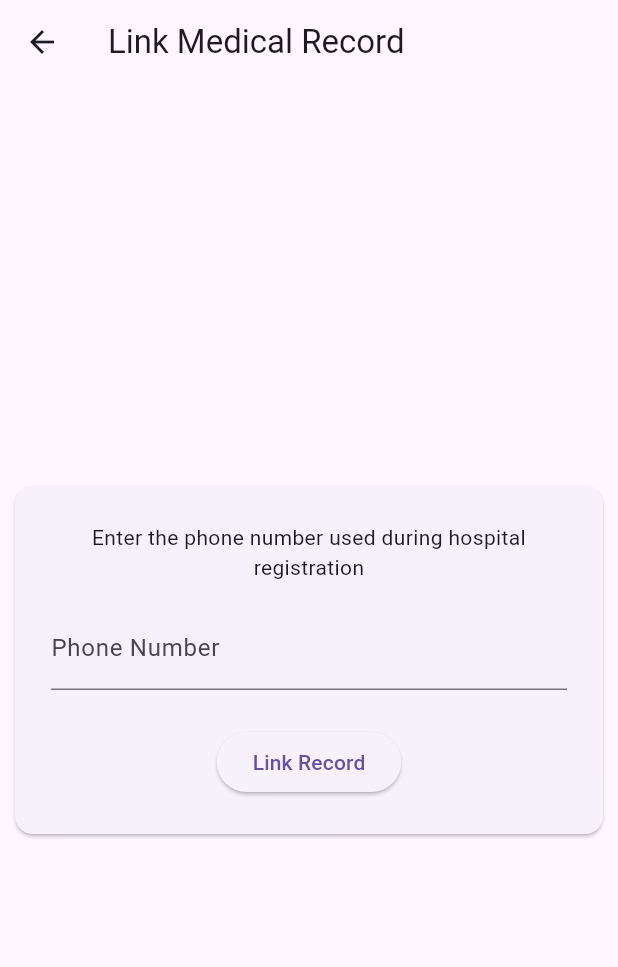
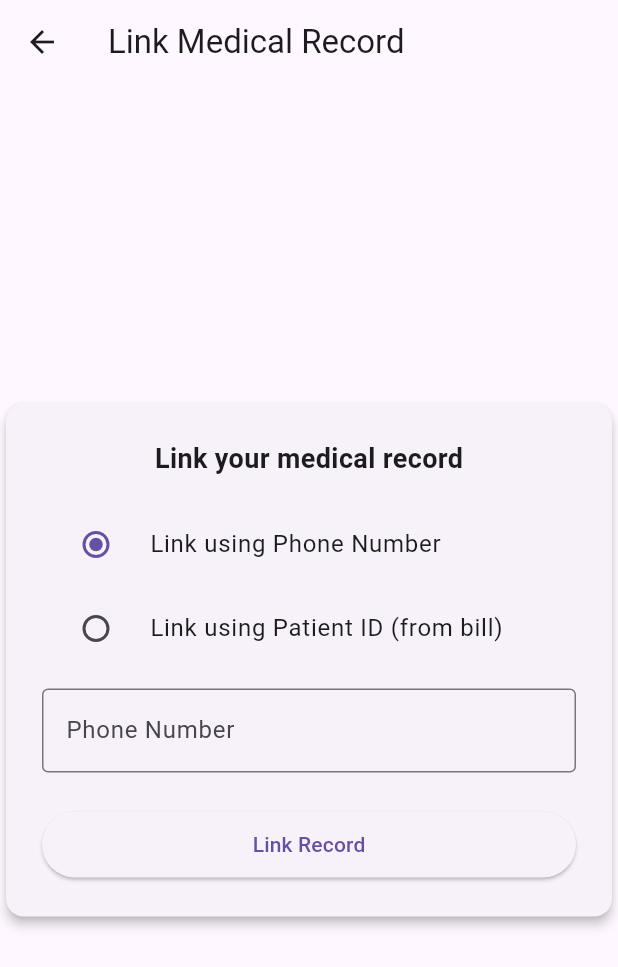
Before and after one commit to AaditAntony/health-connect, a Flutter app: the PatientLinkPage screen opened directly, on a phone screen of 412 x 824 dp. Shown: the top 967 px of the screen. Run offline on Flutter 3.47's test engine with Material 3 defaults, Android fonts, the phone set to English and light mode, and no system bars; our stand-ins replace cloud_firestore, file_picker, firebase_auth, firebase_core; accounts and stored records are empty; network calls fail.

Commit message:
the auth wrapper is done and the patient link page is done using phone number and patient id

```diff
--- a/lib/patient/patient_link_page.dart
+++ b/lib/patient/patient_link_page.dart
@@ -1,6 +1,8 @@
 import 'package:flutter/material.dart';
 import 'package:firebase_auth/firebase_auth.dart';
 import 'package:cloud_firestore/cloud_firestore.dart';
+
+enum LinkMethod { phone, patientId }
 
 class PatientLinkPage extends StatefulWidget {
   const PatientLinkPage({super.key});
@@ -11,12 +13,23 @@ class PatientLinkPage extends StatefulWidget {
 
 class _PatientLinkPageState extends State<PatientLinkPage> {
   final phoneController = TextEditingController();
+  final patientIdController = TextEditingController();
+
+  LinkMethod method = LinkMethod.phone;
   bool loading = false;
 
   Future<void> linkPatient() async {
     setState(() => loading = true);
 
     final authUid = FirebaseAuth.instance.currentUser!.uid;
+    DocumentSnapshot? patientDoc;
+
+    try {
+      // -------- LINK USING PHONE --------
+      if (method == LinkMethod.phone) {
+        if (phoneController.text.trim().isEmpty) {
+          throw "Please enter phone number";
+        }
 
         final query = await FirebaseFirestore.instance
             .collection('patients')
@@ -24,26 +37,47 @@ class _PatientLinkPageState extends State<PatientLinkPage> {
             .get();
 
         if (query.docs.length != 1) {
-      ScaffoldMessenger.of(context).showSnackBar(
-        const SnackBar(
-          content: Text("Patient record not found or multiple records found"),
-        ),
-      );
-      setState(() => loading = false);
-      return;
+          throw "Patient record not found or multiple records found";
         }
 
-    final patientDoc = query.docs.first;
+        patientDoc = query.docs.first;
+      }
 
+      // -------- LINK USING PATIENT ID --------
+      if (method == LinkMethod.patientId) {
+        if (patientIdController.text.trim().isEmpty) {
+          throw "Please enter Patient ID";
+        }
+
+        final doc = await FirebaseFirestore.instance
+            .collection('patients')
+            .doc(patientIdController.text.trim())
+            .get();
+
+        if (!doc.exists) {
+          throw "Invalid Patient ID";
+        }
+
+        patientDoc = doc;
+      }
+
+      // -------- SAVE LINK (ONE TIME) --------
       await FirebaseFirestore.instance
           .collection('patient_users')
           .doc(authUid)
           .set({
         "authUid": authUid,
-      "patientId": patientDoc.id,
-      "phone": phoneController.text.trim(),
+        "patientId": patientDoc!.id,
         "linkedAt": Timestamp.now(),
       });
+
+      ScaffoldMessenger.of(context).showSnackBar(
+        const SnackBar(content: Text("Medical record linked successfully")),
+      );
+    } catch (e) {
+      ScaffoldMessenger.of(context)
+          .showSnackBar(SnackBar(content: Text(e.toString())));
+    }
 
     setState(() => loading = false);
   }
@@ -54,28 +88,80 @@ class _PatientLinkPageState extends State<PatientLinkPage> {
       appBar: AppBar(title: const Text("Link Medical Record")),
       body: Center(
         child: SizedBox(
-          width: 400,
+          width: 420,
           child: Card(
+            elevation: 3,
             child: Padding(
               padding: const EdgeInsets.all(24),
               child: Column(
                 mainAxisSize: MainAxisSize.min,
                 children: [
                   const Text(
-                    "Enter the phone number used during hospital registration",
-                    textAlign: TextAlign.center,
+                    "Link your medical record",
+                    style: TextStyle(
+                      fontSize: 18,
+                      fontWeight: FontWeight.bold,
+                    ),
                   ),
                   const SizedBox(height: 16),
+
+                  // -------- NEW RADIO GROUP (NO DEPRECATION) --------
+                  RadioGroup<LinkMethod>(
+                    groupValue: method,
+                    onChanged: (value) {
+                      setState(() => method = value!);
+                    },
+                    child: Column(
+                      children: const [
+                        RadioListTile(
+                          value: LinkMethod.phone,
+                          title: Text("Link using Phone Number"),
+                        ),
+                        RadioListTile(
+                          value: LinkMethod.patientId,
+                          title: Text("Link using Patient ID (from bill)"),
+                        ),
+                      ],
+                    ),
+                  ),
+
+                  const SizedBox(height: 12),
+
+                  // -------- INPUT FIELD --------
+                  if (method == LinkMethod.phone)
                     TextField(
                       controller: phoneController,
                       keyboardType: TextInputType.phone,
-                    decoration:
-                    const InputDecoration(labelText: "Phone Number"),
+                      decoration: const InputDecoration(
+                        labelText: "Phone Number",
+                        border: OutlineInputBorder(),
                       ),
+                    ),
+
+                  if (method == LinkMethod.patientId)
+                    TextField(
+                      controller: patientIdController,
+                      decoration: const InputDecoration(
+                        labelText: "Patient ID",
+                        hintText: "Example: AbC123Xyz",
+                        border: OutlineInputBorder(),
+                      ),
+                    ),
+
                   const SizedBox(height: 24),
-                  ElevatedButton(
+
+                  // -------- ACTION --------
+                  SizedBox(
+                    width: double.infinity,
+                    child: ElevatedButton(
                       onPressed: loading ? null : linkPatient,
-                    child: const Text("Link Record"),
+                      child: Padding(
+                        padding: const EdgeInsets.all(12),
+                        child: Text(
+                          loading ? "Linking..." : "Link Record",
+                        ),
+                      ),
+                    ),
                   ),
                 ],
               ),
```
Also changed, not shown: lib/admin/auth_wrapper.dart (+95 -15 lines). Lines whose indentation alone changed are shown as unchanged.
